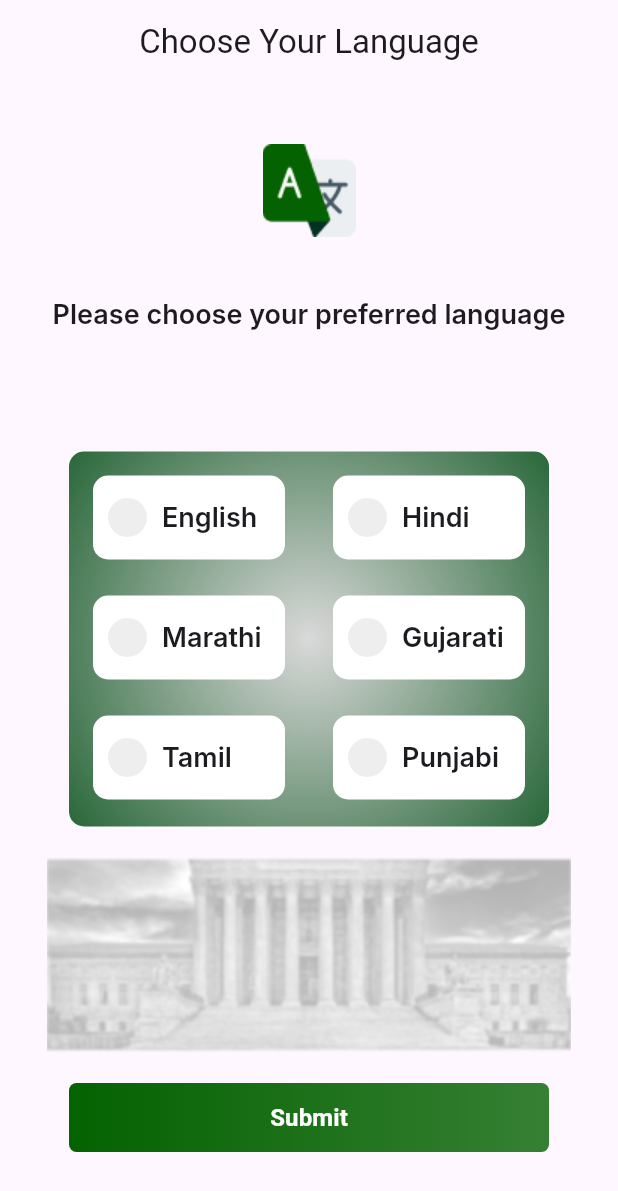
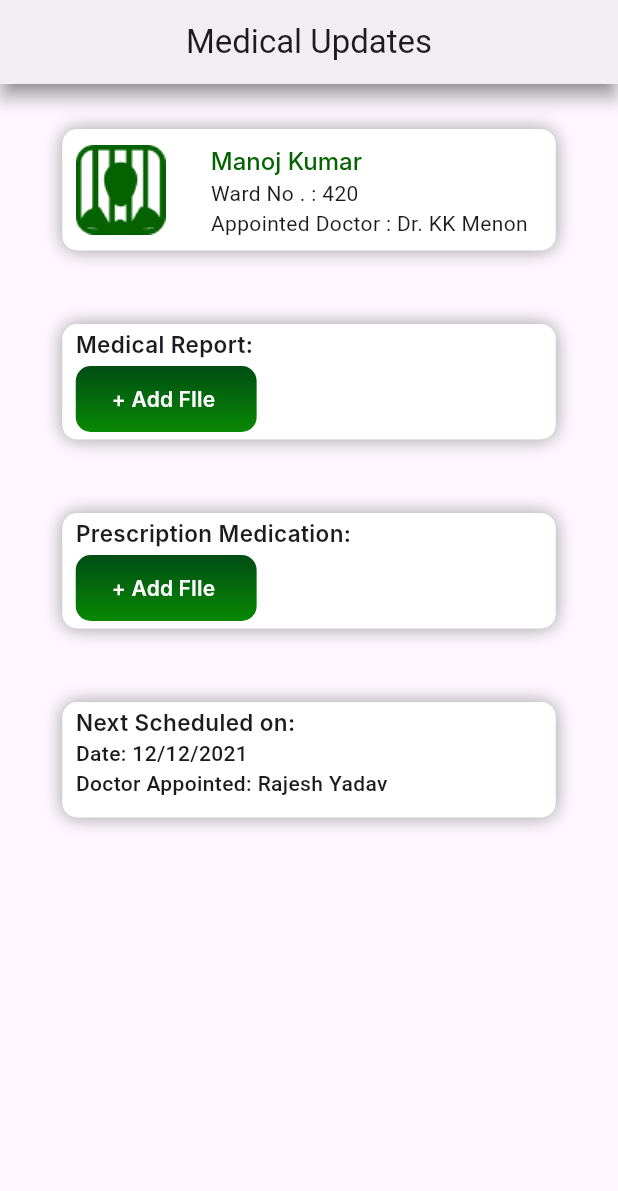
Before and after one commit to AVtheking/Justice_link, a Flutter app: the screen it shows after launch, on a phone screen of 412 x 824 dp. Shown: the top 1191 px of the screen. Run offline on Flutter 3.47's test engine with Material 3 defaults, Android fonts, the phone set to English and light mode, and no system bars; our stand-ins replace file_picker; Roboto replaces fonts that are missing (Inter).

Commit message:
added medical updates screen

```diff
--- /dev/null
+++ b/lib/common/app_bar.dart
@@ -0,0 +1,17 @@
+import 'package:flutter/material.dart';
+import 'package:flutter/services.dart';
+
+AppBar appbarfun(String title) {
+  return AppBar(
+    title: Text(
+      title,
+      style: const TextStyle(fontSize: 18, fontWeight: FontWeight.w500),
+    ),
+    centerTitle: true,
+    elevation: 5,
+    backgroundColor: Colors.white,
+    shadowColor: const Color.fromARGB(255, 72, 73, 72),
+    systemOverlayStyle:
+        const SystemUiOverlayStyle(statusBarColor: Color(0xFF046200)),
+  );
+}
--- a/lib/main.dart
+++ b/lib/main.dart
@@ -1,6 +1,5 @@
 import 'package:flutter/material.dart';
-import 'package:justice_link/screens/get_started_screen.dart';
-
+import 'package:justice_link/screens/medical_updates/screens/medical_updates.dart';
 void main() {
   runApp(const MyApp());
 }
@@ -8,7 +7,6 @@ void main() {
 class MyApp extends StatelessWidget {
   const MyApp({super.key});
 
-  // This widget is the root of your application.
   @override
   Widget build(BuildContext context) {
     return MaterialApp(
@@ -17,7 +15,7 @@ class MyApp extends StatelessWidget {
         colorScheme: ColorScheme.fromSeed(seedColor: Colors.deepPurple),
         useMaterial3: true,
       ),
-      home:  const GetStartedScreen(),
+      home:  const MedicalUpdates(),
     );
   }
 }
--- a/lib/screens/get_started_screen.dart
+++ b/lib/screens/get_started/screens/get_started_screen.dart
@@ -1,4 +1,5 @@
 import 'package:flutter/material.dart';
+import 'package:flutter/services.dart';
 
 class GetStartedScreen extends StatefulWidget {
   const GetStartedScreen({Key? key}) : super(key: key);
@@ -26,6 +27,10 @@ class _GetStartedScreenState extends State<GetStartedScreen> {
         actions: const [],
         title: const Text("Choose Your Language"),
         centerTitle: true,
+        elevation: 5,
+        backgroundColor: Colors.white,
+        shadowColor: const Color.fromARGB(255, 72, 73, 72),
+        systemOverlayStyle: const SystemUiOverlayStyle(statusBarColor: Color(0xFF046200)),
       ),
       body: Center(
         child: Column(
@@ -98,8 +103,8 @@ class _GetStartedScreenState extends State<GetStartedScreen> {
                               decoration: BoxDecoration(
                                 shape: BoxShape.circle,
                                 color: isCheckedList[i]
-                                    ? Color(0xFF004D14)
-                                    : Color(0xFFEEEEEE),
+                                    ? const Color(0xFF004D14)
+                                    : const Color(0xFFEEEEEE),
                               ),
                               child: isCheckedList[i]
                                   ? const Icon(
--- a/lib/screens/home_screen.dart
+++ /dev/null
@@ -1,18 +0,0 @@
-import 'package:flutter/material.dart';
-
-class GetStartedScreen extends StatefulWidget {
-  const GetStartedScreen({super.key});
-
-  @override
-  State<GetStartedScreen> createState() => _MyWidgetState();
-}
-
-class _MyWidgetState extends State<GetStartedScreen> {
-  @override
-  Widget build(BuildContext context) {
-    return Scaffold(
-      appBar: AppBar(),
-      drawer: Drawer(),
-    );
-  }
-}
--- /dev/null
+++ b/lib/screens/medical_updates/screens/medical_updates.dart
@@ -0,0 +1,218 @@
+import 'package:flutter/material.dart';
+import 'package:flutter/services.dart';
+import 'package:justice_link/screens/medical_updates/widgets/file_pick_button.dart';
+
+class MedicalUpdates extends StatefulWidget {
+  const MedicalUpdates({super.key});
+
+  @override
+  State<MedicalUpdates> createState() => _MedicalUpdatesState();
+}
+
+class _MedicalUpdatesState extends State<MedicalUpdates> {
+  @override
+  Widget build(BuildContext context) {
+    return Scaffold(
+      appBar: AppBar(
+        actions: const [],
+        title: const Text("Medical Updates"),
+        centerTitle: true,
+        elevation: 5,
+        backgroundColor: Colors.white,
+        shadowColor: const Color.fromARGB(255, 72, 73, 72),
+        systemOverlayStyle:
+            const SystemUiOverlayStyle(statusBarColor: Color(0xFF046200)),
+      ),
+      body: Center(
+        child: Column(
+          children: [
+            Container(
+              width: 329,
+              height: 81,
+              margin: const EdgeInsets.only(top: 30.0),
+              decoration: BoxDecoration(
+                color: Colors.white,
+                boxShadow: const [
+                  BoxShadow(
+                    color: Colors.grey,
+                    blurRadius: 10.0,
+                    spreadRadius: 0.0,
+                    offset: Offset(0.0, 0.0),
+                  ),
+                ],
+                borderRadius: BorderRadius.circular(10.0),
+              ),
+              child: Row(
+                children: [
+                  Padding(
+                    padding: const EdgeInsets.fromLTRB(9, 0, 0, 0),
+                    child: Image.asset(
+                      'assets/images/Group.png',
+                      width: 60,
+                      height: 60,
+                    ),
+                  ),
+                  const Padding(
+                    padding: EdgeInsets.fromLTRB(30, 10, 0, 0),
+                    child: Column(
+                      crossAxisAlignment: CrossAxisAlignment.start,
+                      children: [
+                        Text(
+                          'Manoj Kumar',
+                          style: TextStyle(
+                            fontFamily: 'Inter',
+                            fontSize: 16.0,
+                            fontWeight: FontWeight.w500,
+                            letterSpacing: 0.0,
+                            color: Color(0xFF046200),
+                          ),
+                        ),
+                        Text('Ward No . : 420'),
+                        Text('Appointed Doctor : Dr. KK Menon')
+                      ],
+                    ),
+                  )
+                ],
+              ),
+            ),
+            const SizedBox(
+              height: 49,
+            ),
+            Container(
+              width: 329,
+              height: 77,
+              decoration: BoxDecoration(
+                color: Colors.white,
+                boxShadow: const [
+                  BoxShadow(
+                    color: Colors.grey,
+                    blurRadius: 10.0,
+                    spreadRadius: 0.0,
+                    offset: Offset(0.0, 0.0),
+                  ),
+                ],
+                borderRadius: BorderRadius.circular(10.0),
+              ),
+              child: Padding(
+                padding: const EdgeInsets.fromLTRB(9, 3, 0, 0),
+                child: Column(
+                  crossAxisAlignment: CrossAxisAlignment.start,
+                  children: [
+                    const Text(
+                      'Medical Report:',
+                      style: TextStyle(
+                        fontFamily: 'Inter',
+                        fontSize: 15.0,
+                        fontWeight: FontWeight.w600,
+                      ),
+                    ),
+                    const SizedBox(
+                      height: 4,
+                    ),
+                    MyElevatedButton(
+                      onPressed: () {},
+                      borderRadius: BorderRadius.circular(10),
+                      child: const Text('+ Add FIle ',
+                          style: TextStyle(
+                            color: Colors.white,
+                            fontFamily: 'Inter',
+                            fontSize: 14.0,
+                            fontWeight: FontWeight.w600,
+                          )),
+                    )
+                  ],
+                ),
+              ),
+            ),
+            const SizedBox(
+              height: 49,
+            ),
+            Container(
+              width: 329,
+              height: 77,
+              decoration: BoxDecoration(
+                color: Colors.white,
+                boxShadow: const [
+                  BoxShadow(
+                    color: Colors.grey,
+                    blurRadius: 10.0,
+                    spreadRadius: 0.0,
+                    offset: Offset(0.0, 0.0),
+                  ),
+                ],
+                borderRadius: BorderRadius.circular(10.0),
+              ),
+              child: Padding(
+                padding: const EdgeInsets.fromLTRB(9, 3, 0, 0),
+                child: Column(
+                  crossAxisAlignment: CrossAxisAlignment.start,
+                  children: [
+                    const Text(
+                      'Prescription Medication:',
+                      style: TextStyle(
+                        fontFamily: 'Inter',
+                        fontSize: 15.0,
+                        fontWeight: FontWeight.w600,
+                      ),
+                    ),
+                    const SizedBox(
+                      height: 4,
+                    ),
+                    MyElevatedButton(
+                      onPressed: () {},
+                      borderRadius: BorderRadius.circular(10),
+                      child: const Text('+ Add FIle ',
+                          style: TextStyle(
+                            color: Colors.white,
+                            fontFamily: 'Inter',
+                            fontSize: 14.0,
+                            fontWeight: FontWeight.w600,
+                          )),
+                    )
+                  ],
+                ),
+              ),
+            ),
+            const SizedBox(
+              height: 49,
+            ),
+            Container(
+              width: 329,
+              height: 77,
+              decoration: BoxDecoration(
+                color: Colors.white,
+                boxShadow: const [
+                  BoxShadow(
+                    color: Colors.grey,
+                    blurRadius: 10.0,
+                    spreadRadius: 0.0,
+                    offset: Offset(0.0, 0.0),
+                  ),
+                ],
+                borderRadius: BorderRadius.circular(10.0),
+              ),
+              child: const Padding(
+                padding: EdgeInsets.fromLTRB(9, 3, 0, 0),
+                child: Column(
+                  crossAxisAlignment: CrossAxisAlignment.start,
+                  children: [
+                    Text(
+                      'Next Scheduled on:',
+                      style: TextStyle(
+                        fontFamily: 'Inter',
+                        fontSize: 15.0,
+                        fontWeight: FontWeight.w600,
+                      ),
+                    ),
+                    Text("Date: 12/12/2021",style: TextStyle(fontWeight: FontWeight.w500),),
+                    Text("Doctor Appointed: Rajesh Yadav",style: TextStyle(fontWeight: FontWeight.w500))
+                  ],
+                ),
+              ),
+            ),
+          ],
+        ),
+      ),
+    );
+  }
+}
--- /dev/null
+++ b/lib/screens/medical_updates/widgets/file_pick_button.dart
@@ -0,0 +1,60 @@
+import 'package:flutter/material.dart';
+import 'package:file_picker/file_picker.dart';
+
+class MyElevatedButton extends StatelessWidget {
+  final BorderRadiusGeometry? borderRadius;
+  final double? width;
+  final double height;
+  final Gradient gradient;
+  final VoidCallback? onPressed;
+  final Widget child;
+
+  const MyElevatedButton({
+    Key? key,
+    required this.onPressed,
+    required this.child,
+    this.borderRadius,
+    this.width,
+    this.height = 44.0,
+    this.gradient = const LinearGradient(
+      begin: Alignment.topCenter,
+      end: Alignment.bottomCenter,
+      colors: [Color(0xFF004D14), Color(0xFF098904)],
+    ),
+  }) : super(key: key);
+
+  Future<void> _pickFile() async {
+    FilePickerResult? result = await FilePicker.platform.pickFiles();
+
+    if (result != null) {
+      // Handle the picked file
+      String filePath = result.files.single.path ?? '';
+      print('Picked file path: $filePath');
+    } else {
+      // User canceled the file picker
+      print('File picking canceled');
+    }
+  }
+
+  @override
+  Widget build(BuildContext context) {
+    final borderRadius = this.borderRadius ?? BorderRadius.circular(10);
+    return Container(
+      width: width,
+      height: height,
+      decoration: BoxDecoration(
+        gradient: gradient,
+        borderRadius: borderRadius,
+      ),
+      child: ElevatedButton(
+        onPressed: () => _pickFile(),
+        style: ElevatedButton.styleFrom(
+          primary: Colors.transparent,
+          elevation: 0,
+          shape: RoundedRectangleBorder(borderRadius: borderRadius),
+        ),
+        child: child,
+      ),
+    );
+  }
+}
--- a/pubspec.yaml
+++ b/pubspec.yaml
@@ -35,6 +35,7 @@ dependencies:
   # Use with the CupertinoIcons class for iOS style icons.
   cupertino_icons: ^1.0.2
   flutter_svg: ^2.0.9
+  file_picker: ^6.1.1
 
 dev_dependencies:
   flutter_test:
```
Also changed, not shown: assets/images/Group.png (added), pubspec.lock.
